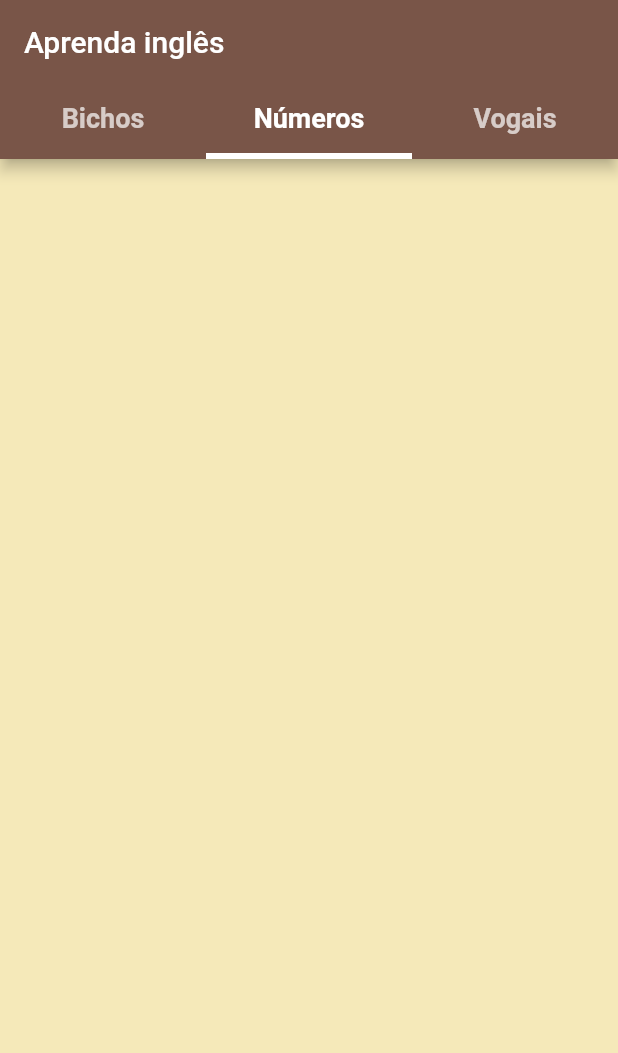
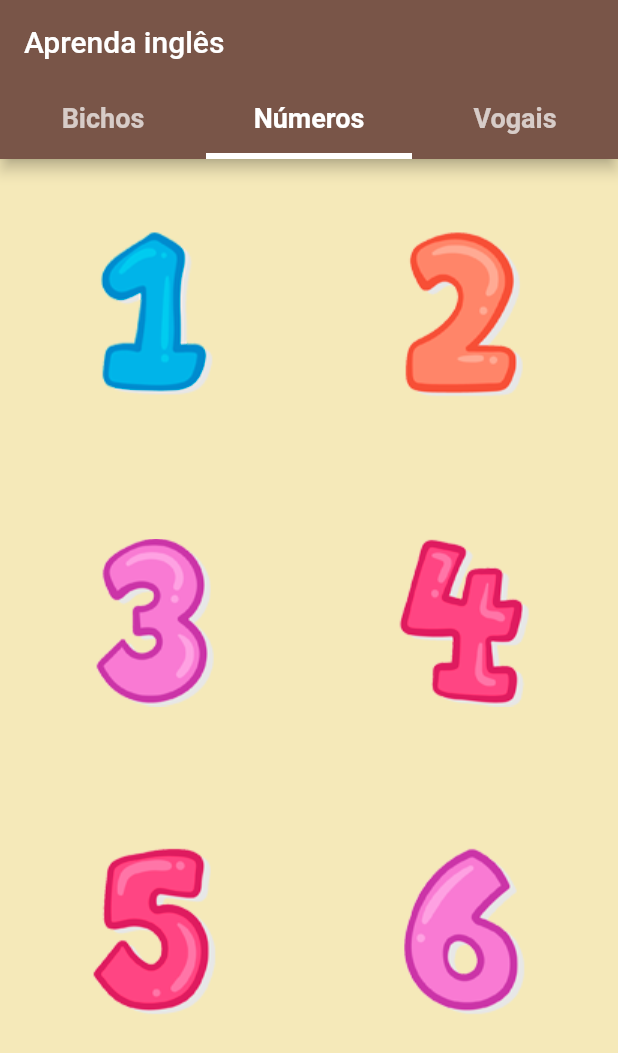
Before and after one commit to adilsontchameia/AppIngles, a Flutter app: the screen it shows after launch, tab 2 chosen, on a phone screen of 412 x 824 dp. Shown: the top 1053 px of the screen. Run offline on Flutter 3.47's test engine with Material 2 defaults, Android fonts, the light colour scheme and no system bars; our stand-ins replace audioplayers.

Commit message:
reproduzindo os numeros

```diff
--- a/lib/telas/Animais.dart
+++ b/lib/telas/Animais.dart
@@ -8,10 +8,11 @@ class Animais extends StatefulWidget {
 
 class _AnimaisState extends State<Animais> {
   AudioCache _audioCache = AudioCache(prefix: "audios/");
-
+  //Reproduzindo os sons!
   _executar(String nomeAudio) {
     _audioCache.play(nomeAudio + ".mp3");
   }
+
   //Carregando todos audios ao iniciar a aplicacao
   @override
   void initState() {
--- a/lib/telas/Numeros.dart
+++ b/lib/telas/Numeros.dart
@@ -1,4 +1,5 @@
 import 'package:flutter/material.dart';
+import 'package:audioplayers/audio_cache.dart';
 
 class Numeros extends StatefulWidget {
   @override
@@ -6,10 +7,66 @@ class Numeros extends StatefulWidget {
 }
 
 class _NumerosState extends State<Numeros> {
+  AudioCache _audioCache = AudioCache(prefix: "audios/");
+  //Reproduzindo os sons!
+  _executar(String nomeAudio) {
+    _audioCache.play(nomeAudio + ".mp3");
+  }
+
+  //Carregando todos audios ao iniciar a aplicacao
+  @override
+  void initState() {
+    super.initState();
+    _audioCache.loadAll(["1.mp3", "2.mp3", "3.mp3", "4.mp3", "5.mp3", "6.mp3"]);
+  }
+
   @override
   Widget build(BuildContext context) {
-    return Container(
-
+    return GridView.count(
+      crossAxisCount: 2,
+      //Tamanho
+      childAspectRatio: MediaQuery.of(context).size.aspectRatio * 2,
+      //childAspectRatio: 1.5,
+      //scrollDirection: Axis.horizontal,
+      //scrollDirection: Axis.vertical,
+      children: <Widget>[
+        GestureDetector(
+          onTap: () {
+            _executar("1");
+          },
+          child: Image.asset("assets/images/1.png"),
+        ),
+        GestureDetector(
+          onTap: () {
+            _executar("2");
+          },
+          child: Image.asset("assets/images/2.png"),
+        ),
+        GestureDetector(
+          onTap: () {
+            _executar("3");
+          },
+          child: Image.asset("assets/images/3.png"),
+        ),
+        GestureDetector(
+          onTap: () {
+            _executar("4");
+          },
+          child: Image.asset("assets/images/4.png"),
+        ),
+        GestureDetector(
+          onTap: () {
+            _executar("5");
+          },
+          child: Image.asset("assets/images/5.png"),
+        ),
+        GestureDetector(
+          onTap: () {
+            _executar("6");
+          },
+          child: Image.asset("assets/images/6.png"),
+        ),
+      ],
     );
   }
 }
```
